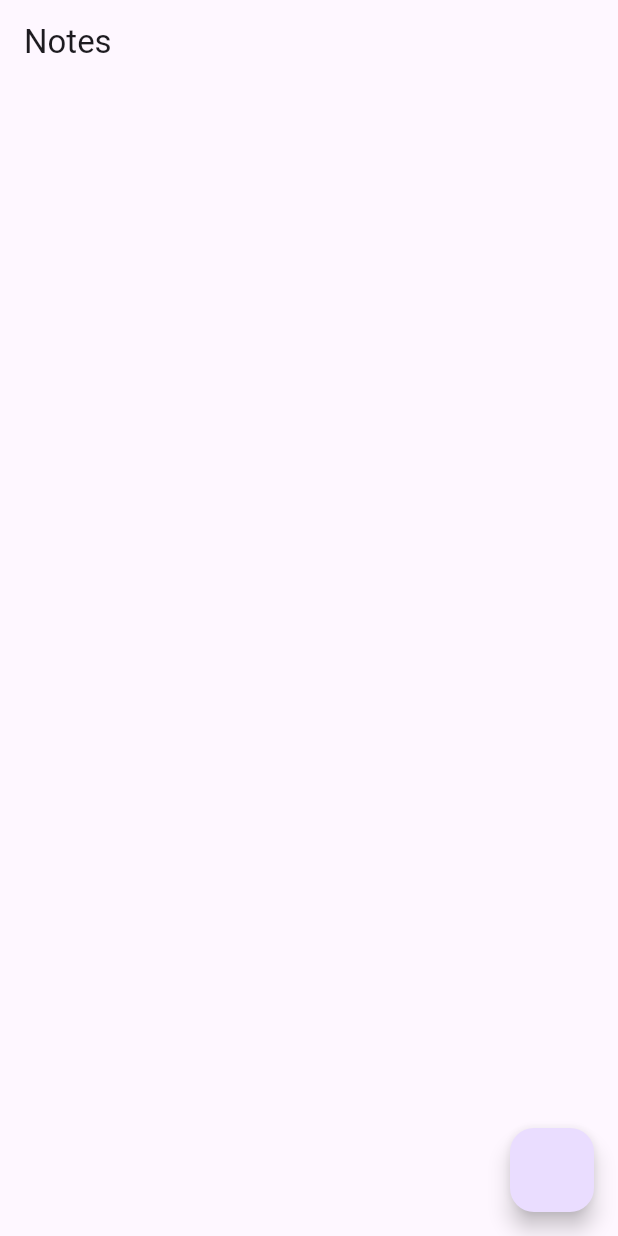
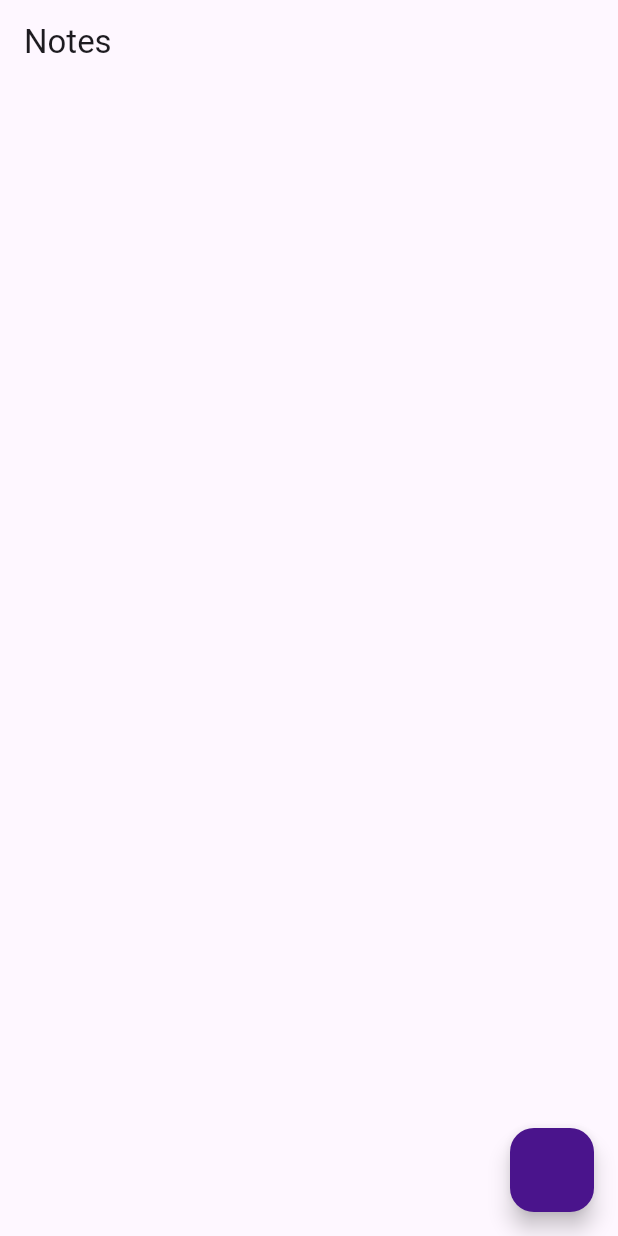
Before and after one commit to Baseone111/flutterAndsql, a Flutter app: the screen it shows after launch, on a phone screen of 412 x 824 dp. Run offline on Flutter 3.47's test engine with Material 3 defaults, Android fonts, the phone set to English and light mode, and no system bars.

Commit message:
back ground color for the floating action

```diff
--- a/lib/screens/note_list.dart
+++ b/lib/screens/note_list.dart
@@ -15,6 +15,7 @@ class _NoteListState extends State<NoteList> {
       appBar: AppBar(title: Text('Notes')),
       body: getNoteListView(),
       floatingActionButton: FloatingActionButton(
+        backgroundColor: Colors.purple.shade900,
         onPressed: () {
           print("floating action button pressed");
         },
```
